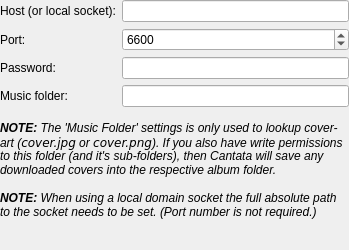
The window that gui/serversettings.ui (polpo/cantata-mac) describes before a commit, drawn with Qt 5.
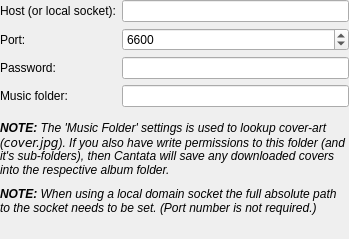
The same window after the commit. Custom widgets are drawn as their Qt base class.

Commit message: Mention music folder is also unsed for transferring to/from devices.

What changed in the file:
```diff
--- a/gui/serversettings.ui
+++ b/gui/serversettings.ui
@@ -7,7 +7,7 @@
     <x>0</x>
     <y>0</y>
     <width>349</width>
-    <height>250</height>
+    <height>239</height>
    </rect>
   </property>
   <property name="windowTitle">
@@ -106,8 +106,33 @@
    <item>
     <widget class="QLabel" name="label_4">
      <property name="text">
-      <string>&lt;p&gt;&lt;i&gt;&lt;b&gt;NOTE:&lt;/b&gt; The 'Music Folder' settings is only used to lookup cover-art (&lt;code&gt;cover.jpg&lt;/code&gt; or &lt;code&gt;cover.png&lt;/code&gt;). If you also have write permissions to this folder (and it's sub-folders), then Cantata will save any downloaded covers into the respective album folder.&lt;br/&gt;&lt;br/&gt;
-&lt;b&gt;NOTE:&lt;/b&gt; When using a local domain socket the full absolute path to the socket needs to be set. (Port number is not required.)&lt;/i&gt;&lt;/p&gt;</string>
+      <string>&lt;i&gt;&lt;b&gt;NOTE:&lt;/b&gt; The 'Music Folder' settings is used to lookup cover-art (&lt;code&gt;cover.jpg&lt;/code&gt;). If you also have write permissions to this folder (and it's sub-folders), then Cantata will save any downloaded covers into the respective album folder.&lt;/i&gt;</string>
+     </property>
+     <property name="wordWrap">
+      <bool>true</bool>
+     </property>
+    </widget>
+   </item>
+   <item>
+    <spacer name="verticalSpacer_3">
+     <property name="orientation">
+      <enum>Qt::Vertical</enum>
+     </property>
+     <property name="sizeType">
+      <enum>QSizePolicy::Fixed</enum>
+     </property>
+     <property name="sizeHint" stdset="0">
+      <size>
+       <width>20</width>
+       <height>4</height>
+      </size>
+     </property>
+    </spacer>
+   </item>
+   <item>
+    <widget class="QLabel" name="socketNoteLabel">
+     <property name="text">
+      <string>&lt;i&gt;&lt;b&gt;NOTE:&lt;/b&gt; When using a local domain socket the full absolute path to the socket needs to be set. (Port number is not required.)&lt;/i&gt;</string>
      </property>
      <property name="wordWrap">
       <bool>true</bool>
```
Left out of the diff: 2 changed lines with no effect on the pictures. The commit also changes 1 other file.
